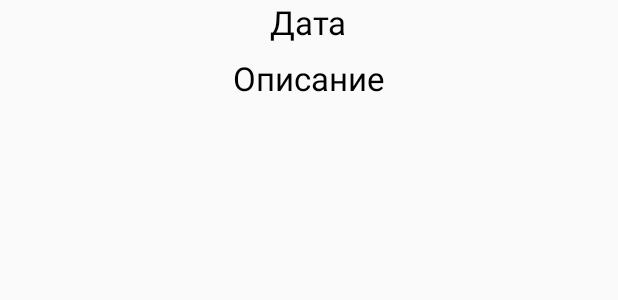
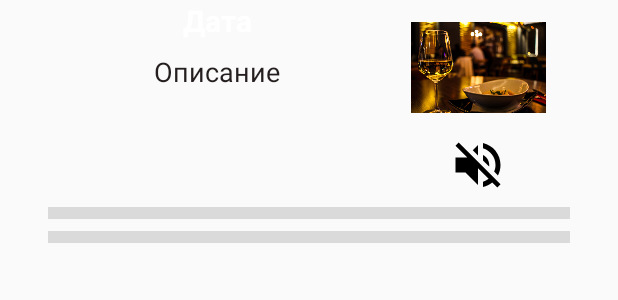
Before and after one commit to BOOMeranGG/gratitude, an Android app: the layout list_record.xml on its own in the app's theme, with its tools: preview values and no code run, on a phone screen of 412 x 824 dp. Shown: the top 300 px of the screen. Run offline under Robolectric (Android 15) with nearby library versions, the phone set to English and light mode, and no system bars.

Commit message:
Create xml for record_list

```diff
--- a/app/src/main/java/com/orange_infinity/gratitude/view/activity/JournalActivity.kt
+++ b/app/src/main/java/com/orange_infinity/gratitude/view/activity/JournalActivity.kt
@@ -92,14 +92,22 @@
     private inner class RecordHolder(val recordView: View) :
         RecyclerView.ViewHolder(recordView), View.OnClickListener {
 
-        fun bindRecord(record: Record) {
+        fun bindRecord(record: Record, position: Int, countOfRecords: Int) {
             recordView.tvDate.text = record.date
             recordView.tvDescription.text = record.description
+
+            if (position == 0) {
+                recordView.layoutTitle.visibility = View.VISIBLE
+            }
+            if (position == countOfRecords - 1) {
+                recordView.line1.visibility = View.GONE
+                recordView.line2.visibility = View.GONE
+            }
 
             recordView.listRecordLayout.setOnClickListener(this)
         }
 
-        override fun onClick(v: View?) {
+        override fun onClick(v: View) {
         }
     }
 
@@ -114,7 +122,7 @@
 
         override fun onBindViewHolder(recordHolder: RecordHolder, position: Int) {
             val record = records[position]
-            recordHolder.bindRecord(record)
+            recordHolder.bindRecord(record, position, records.size)
         }
 
         override fun getItemCount(): Int = records.size
--- /dev/null
+++ b/app/src/main/res/drawable-anydpi/ic_sound.xml
@@ -0,0 +1,10 @@
+<vector xmlns:android="http://schemas.android.com/apk/res/android"
+    android:width="24dp"
+    android:height="24dp"
+    android:viewportWidth="24"
+    android:viewportHeight="24"
+    android:tint="#000000">
+    <path
+        android:fillColor="#FF000000"
+        android:pathData="M3,9v6h4l5,5L12,4L7,9L3,9zM16.5,12c0,-1.77 -1.02,-3.29 -2.5,-4.03v8.05c1.48,-0.73 2.5,-2.25 2.5,-4.02zM14,3.23v2.06c2.89,0.86 5,3.54 5,6.71s-2.11,5.85 -5,6.71v2.06c4.01,-0.91 7,-4.49 7,-8.77s-2.99,-7.86 -7,-8.77z"/>
+</vector>
--- /dev/null
+++ b/app/src/main/res/drawable-anydpi/ic_sound_off.xml
@@ -0,0 +1,10 @@
+<vector xmlns:android="http://schemas.android.com/apk/res/android"
+    android:width="24dp"
+    android:height="24dp"
+    android:viewportWidth="24"
+    android:viewportHeight="24"
+    android:tint="#000000">
+    <path
+        android:fillColor="#FF000000"
+        android:pathData="M16.5,12c0,-1.77 -1.02,-3.29 -2.5,-4.03v2.21l2.45,2.45c0.03,-0.2 0.05,-0.41 0.05,-0.63zM19,12c0,0.94 -0.2,1.82 -0.54,2.64l1.51,1.51C20.63,14.91 21,13.5 21,12c0,-4.28 -2.99,-7.86 -7,-8.77v2.06c2.89,0.86 5,3.54 5,6.71zM4.27,3L3,4.27 7.73,9L3,9v6h4l5,5v-6.73l4.25,4.25c-0.67,0.52 -1.42,0.93 -2.25,1.18v2.06c1.38,-0.31 2.63,-0.95 3.69,-1.81L19.73,21 21,19.73l-9,-9L4.27,3zM12,4L9.91,6.09 12,8.18L12,4z"/>
+</vector>
--- a/app/src/main/res/layout/activity_journal.xml
+++ b/app/src/main/res/layout/activity_journal.xml
@@ -14,31 +14,11 @@
         android:layout_height="wrap_content"
         app:layout_constraintTop_toTopOf="parent"
         app:layout_constraintStart_toStartOf="parent"
-        app:layout_constraintEnd_toEndOf="parent">
+        app:layout_constraintEnd_toEndOf="parent"
+        android:background="@color/colorTransparentLightGray">
 
 
     </androidx.recyclerview.widget.RecyclerView>
 
-    <!--<TextView-->
-    <!--android:id="@+id/tvNoticing"-->
-    <!--android:layout_width="wrap_content"-->
-    <!--android:layout_height="wrap_content"-->
-    <!--app:layout_constraintTop_toTopOf="parent"-->
-    <!--app:layout_constraintStart_toStartOf="parent"-->
-    <!--android:layout_margin="8dp"-->
-    <!--android:textColor="@color/colorBlack"-->
-    <!--android:textSize="18sp"-->
-    <!--android:text="Noticing will be here"/>-->
-
-    <!--<Button-->
-    <!--android:id="@+id/btnCreateNoticing"-->
-    <!--android:layout_width="wrap_content"-->
-    <!--android:layout_height="wrap_content"-->
-    <!--app:layout_constraintStart_toStartOf="parent"-->
-    <!--app:layout_constraintEnd_toEndOf="parent"-->
-    <!--app:layout_constraintTop_toTopOf="parent"-->
-    <!--app:layout_constraintBottom_toBottomOf="parent"-->
-    <!--android:textSize="16sp"-->
-    <!--android:text="Create Noticing"/>-->
 
 </androidx.constraintlayout.widget.ConstraintLayout>
--- a/app/src/main/res/layout/list_record.xml
+++ b/app/src/main/res/layout/list_record.xml
@@ -1,28 +1,122 @@
 <?xml version="1.0" encoding="utf-8"?>
 <LinearLayout
+    xmlns:android="http://schemas.android.com/apk/res/android"
+    xmlns:app="http://schemas.android.com/apk/res-auto"
     android:id="@+id/listRecordLayout"
-    xmlns:android="http://schemas.android.com/apk/res/android"
     android:orientation="vertical"
     android:layout_width="match_parent"
-    android:layout_height="wrap_content">
+    android:layout_height="wrap_content"
+    android:paddingStart="32dp"
+    android:paddingEnd="32dp">
+
+    <androidx.constraintlayout.widget.ConstraintLayout
+        android:id="@+id/layoutTitle"
+        android:layout_width="match_parent"
+        android:layout_height="75dp"
+        android:layout_marginTop="16dp"
+        android:visibility="gone">
+
+        <TextView
+            android:id="@+id/tvName"
+            android:layout_width="wrap_content"
+            android:layout_height="wrap_content"
+            app:layout_constraintTop_toTopOf="parent"
+            app:layout_constraintStart_toStartOf="parent"
+            app:layout_constraintEnd_toEndOf="parent"
+            android:textStyle="bold"
+            android:textColor="@color/colorBlack"
+            android:textSize="22sp"
+            android:text="Journal"/>
+
+        <TextView
+            android:id="@+id/tvMainDescription"
+            android:layout_width="wrap_content"
+            android:layout_height="wrap_content"
+            app:layout_constraintTop_toBottomOf="@id/tvName"
+            app:layout_constraintStart_toStartOf="parent"
+            app:layout_constraintEnd_toEndOf="parent"
+            android:textColor="@color/colorGray"
+            android:textSize="18sp"
+            android:text="Moments to be Grateful for"/>
+
+    </androidx.constraintlayout.widget.ConstraintLayout>
+
+    <LinearLayout
+        android:layout_width="match_parent"
+        android:layout_height="wrap_content"
+        android:orientation="horizontal">
+
+
+        <LinearLayout
+            android:id="@+id/layoutTextContent"
+            android:layout_width="0dp"
+            android:layout_height="match_parent"
+            android:orientation="vertical"
+            android:layout_weight="65">
 
             <TextView
                 android:id="@+id/tvDate"
                 android:layout_width="wrap_content"
                 android:layout_height="wrap_content"
-        android:textColor="@color/colorBlack"
+                android:textColor="@color/colorWhite"
+                android:textStyle="bold"
                 android:layout_gravity="center"
-        android:textSize="22sp"
+                android:textSize="20sp"
                 android:text="Дата"/>
 
             <TextView
                 android:id="@+id/tvDescription"
                 android:layout_width="wrap_content"
                 android:layout_height="wrap_content"
-        android:textColor="@color/colorBlack"
                 android:layout_marginTop="8dp"
+                android:textColor="@color/colorLightBlack"
                 android:layout_gravity="center"
-        android:textSize="22sp"
+                android:textSize="18sp"
                 android:text="Описание"/>
 
         </LinearLayout>
+
+        <LinearLayout
+            android:layout_width="0dp"
+            android:layout_height="match_parent"
+            android:layout_weight="35"
+            android:orientation="vertical">
+
+            <ImageView
+                android:id="@+id/imgRecord"
+                android:layout_width="90dp"
+                android:layout_height="90dp"
+                app:layout_constraintEnd_toEndOf="parent"
+                app:layout_constraintTop_toTopOf="parent"
+                android:layout_gravity="center"
+                android:src="@drawable/screen"/>
+
+            <ImageView
+                android:id="@+id/imgSound"
+                android:layout_width="40dp"
+                android:layout_height="40dp"
+                android:layout_gravity="center"
+                android:src="@drawable/ic_sound_off"/>
+
+        </LinearLayout>
+
+    </LinearLayout>
+
+    <View
+        android:id="@+id/line1"
+        android:layout_width="match_parent"
+        android:layout_height="8dp"
+        android:layout_marginTop="8dp"
+        android:background="@color/colorLightGray">
+    </View>
+
+    <View
+        android:id="@+id/line2"
+        android:layout_width="match_parent"
+        android:layout_height="8dp"
+        android:layout_marginTop="8dp"
+        android:background="@color/colorLightGray"
+        android:layout_marginBottom="16dp">
+    </View>
+
+</LinearLayout>
--- a/app/src/main/res/values/colors.xml
+++ b/app/src/main/res/values/colors.xml
@@ -6,11 +6,13 @@
     <color name="colorBlack">#000000</color>
     <color name="colorLightBlack">#241e1e</color>
     <color name="colorWhite">#FFFFFF</color>
+    <color name="colorTransparentWhite">#5AFFFFFF</color>
     <color name="colorGray">#808080</color>
     <color name="colorRed">#FF0000</color>
     <color name="colorGreen">#00FF00</color>
     <color name="color_darker_gray">#aaa</color>
     <color name="colorLightGray">#dadada</color>
     <color name="colorTransparentLightGray">#63dadada</color>
+    <color name="colorTransparentGray">#63808080</color>
     <color name="colorBlueText">#250854</color>
 </resources>
```
Also changed, not shown: app/src/main/res/drawable-hdpi/ic_sound.png (added), app/src/main/res/drawable-hdpi/ic_sound_off.png (added), app/src/main/res/drawable-mdpi/ic_sound.png (added), app/src/main/res/drawable-mdpi/ic_sound_off.png (added), app/src/main/res/drawable-xhdpi/ic_sound.png (added), app/src/main/res/drawable-xhdpi/ic_sound_off.png (added), app/src/main/res/drawable-xxhdpi/ic_sound.png (added), app/src/main/res/drawable-xxhdpi/ic_sound_off.png (added), app/src/main/res/drawable-xxhdpi/screen.jpg (added). Lines whose indentation alone changed are shown as unchanged.
